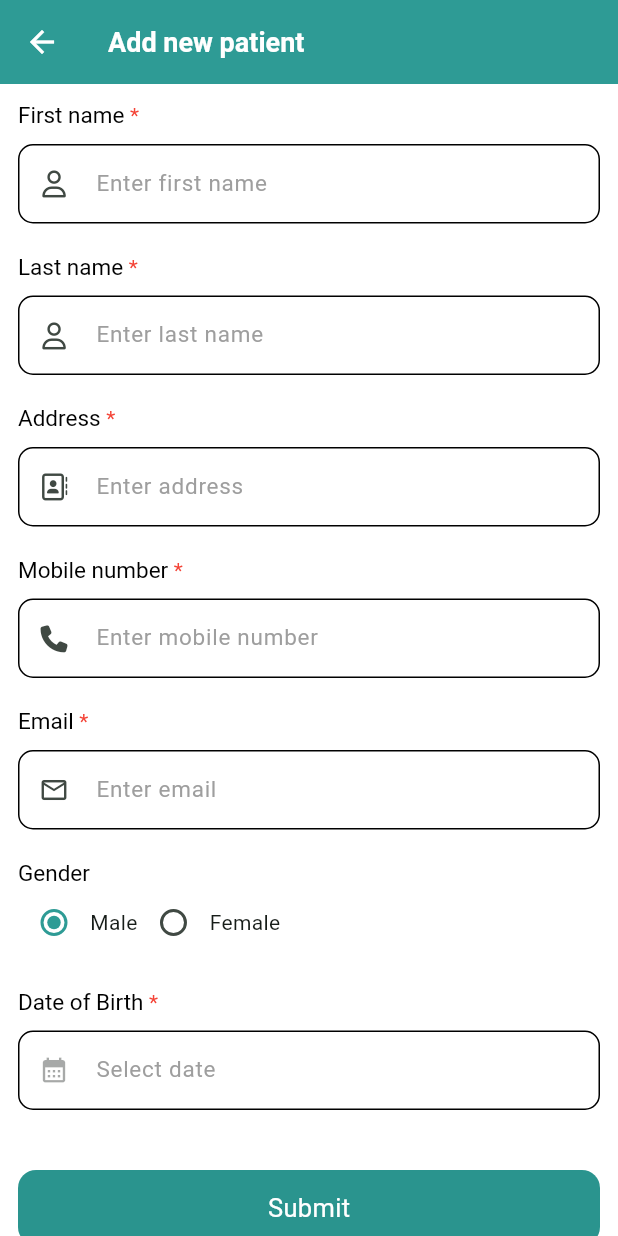
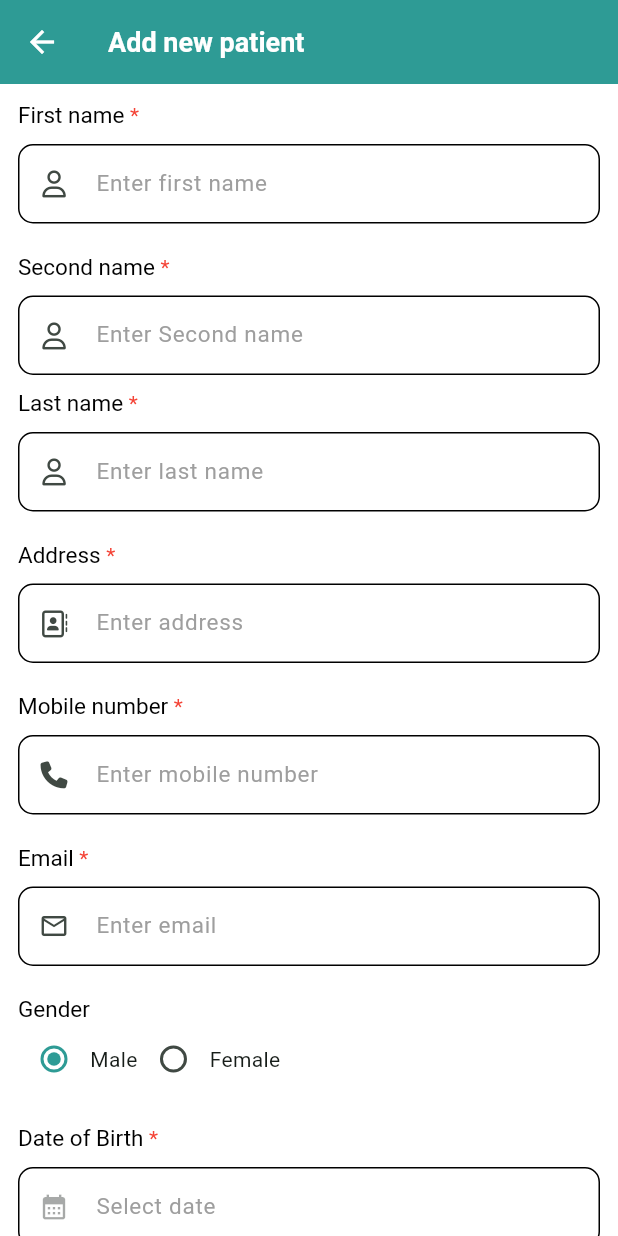
Before and after one commit to vari76/mapd-713-project-flutter-clinical-data, a Flutter app: the AddNewPatientView screen opened by its route, on a phone screen of 412 x 824 dp. Run offline on Flutter 3.47's test engine with Material 3 defaults, Android fonts, the phone set to English and light mode, and no system bars; our stand-ins replace font_awesome_flutter.

Commit message:
initial setup for milestone 3

```diff
--- a/lib/view/add_new_patient_view.dart
+++ b/lib/view/add_new_patient_view.dart
@@ -44,6 +44,19 @@ class AddNewPatientView extends StatelessWidget with ValidatorMixin {
                         prefixIcon: const Icon(FontAwesomeIcons.user),
                       ),
                       FormSpacer(),
+                      FormLabel(
+                        label: 'Second name',
+                        isRequired: true,
+                      ),
+                      LabelSpacer(),
+                      CustomFormTextField(
+                        controller: vm.firstName,
+                        validator: (value) =>
+                            requiredValidation(value, "First name is required"),
+                        hint: 'Enter Second name',
+                        prefixIcon: const Icon(FontAwesomeIcons.user),
+                      ),
+                      LabelSpacer(),
                       FormLabel(
                         label: 'Last name',
                         isRequired: true,
```
Also changed, not shown: 2 other files.
